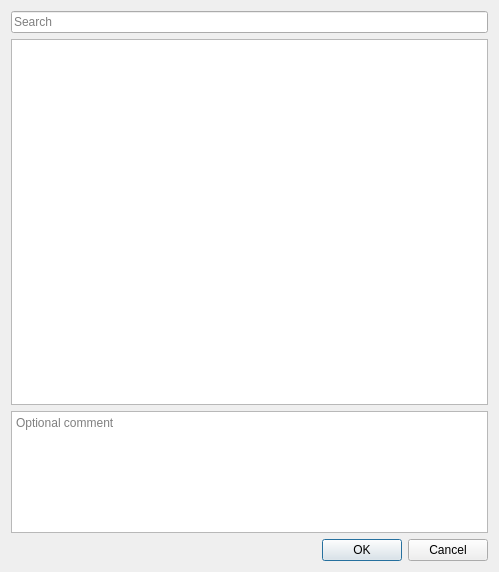
Before: the Qt Designer form registrationdialog.ui in llob/kronos, drawn with Qt 5.
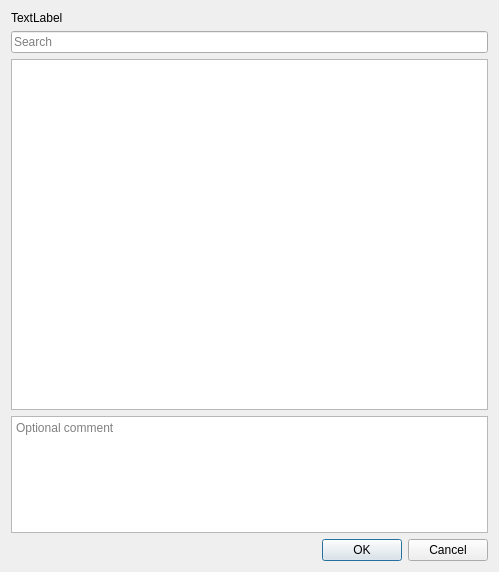
After: the same form once the commit is applied.

Patch:
```diff
--- a/registrationdialog.ui
+++ b/registrationdialog.ui
@@ -16,7 +16,14 @@
   <property name="modal">
    <bool>true</bool>
   </property>
-  <layout class="QVBoxLayout" name="verticalLayout" stretch="1,3,1,1">
+  <layout class="QVBoxLayout" name="verticalLayout" stretch="0,1,3,1,1">
+   <item>
+    <widget class="QLabel" name="worklogInfoLabel">
+     <property name="text">
+      <string>TextLabel</string>
+     </property>
+    </widget>
+   </item>
    <item>
     <widget class="QLineEdit" name="searchLineEdit">
      <property name="placeholderText">
```
